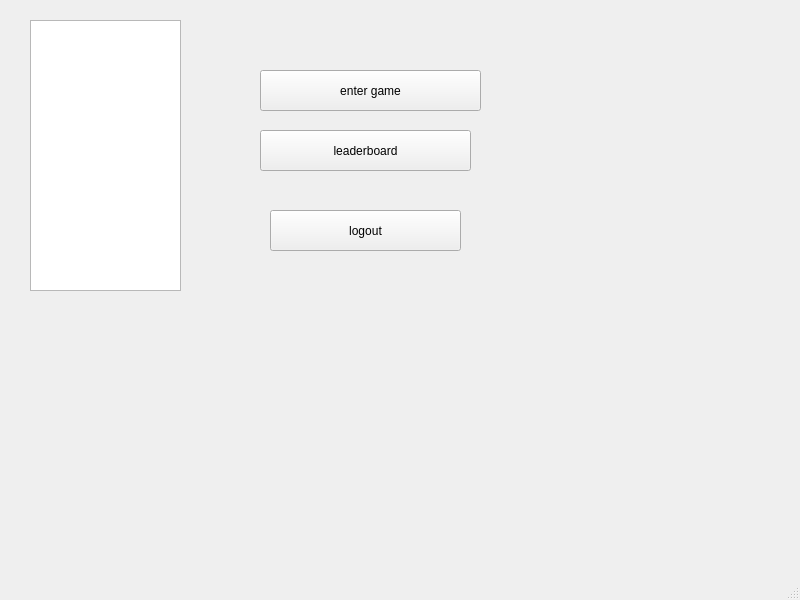
First picture: the form in client/src/ui/mainwindow.ui, repository Nihileon/word-elimination, before the edit.
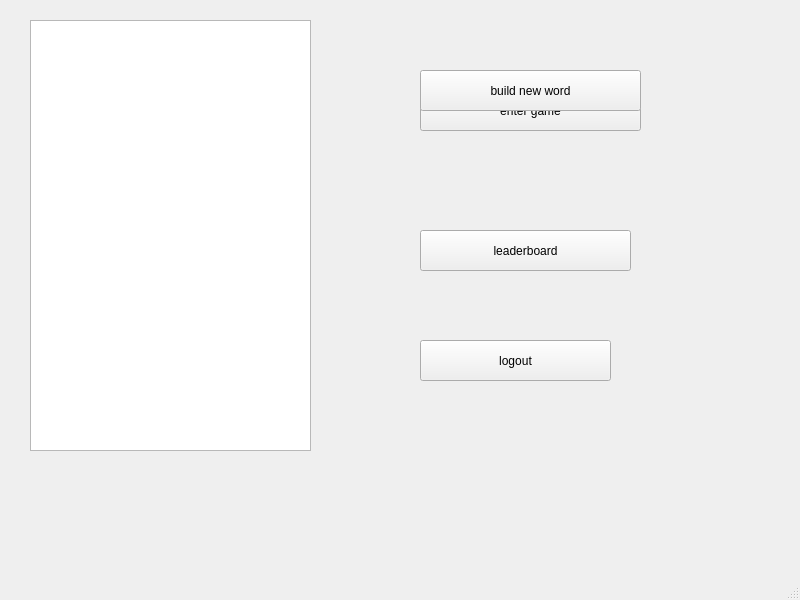
Second picture: the form after the edit.

Commit message: add build word dialog and game dialog

Patch:
```diff
--- a/client/src/ui/mainwindow.ui
+++ b/client/src/ui/mainwindow.ui
@@ -19,16 +19,16 @@
      <rect>
       <x>30</x>
       <y>20</y>
-      <width>151</width>
-      <height>271</height>
+      <width>281</width>
+      <height>431</height>
      </rect>
     </property>
    </widget>
    <widget class="QPushButton" name="gamePushButton">
     <property name="geometry">
      <rect>
-      <x>260</x>
-      <y>70</y>
+      <x>420</x>
+      <y>90</y>
       <width>221</width>
       <height>41</height>
      </rect>
@@ -40,8 +40,8 @@
    <widget class="QPushButton" name="leaderboardPushBotton">
     <property name="geometry">
      <rect>
-      <x>260</x>
-      <y>130</y>
+      <x>420</x>
+      <y>230</y>
       <width>211</width>
       <height>41</height>
      </rect>
@@ -53,8 +53,8 @@
    <widget class="QPushButton" name="logoutPushBotton">
     <property name="geometry">
      <rect>
-      <x>270</x>
-      <y>210</y>
+      <x>420</x>
+      <y>340</y>
       <width>191</width>
       <height>41</height>
      </rect>
@@ -63,6 +63,19 @@
      <string>logout</string>
     </property>
    </widget>
+   <widget class="QPushButton" name="buildWordPushButton">
+    <property name="geometry">
+     <rect>
+      <x>420</x>
+      <y>70</y>
+      <width>221</width>
+      <height>41</height>
+     </rect>
+    </property>
+    <property name="text">
+     <string>build new word</string>
+    </property>
+   </widget>
   </widget>
   <widget class="QMenuBar" name="menubar">
    <property name="geometry">
```
The commit also changes 24 other files.
